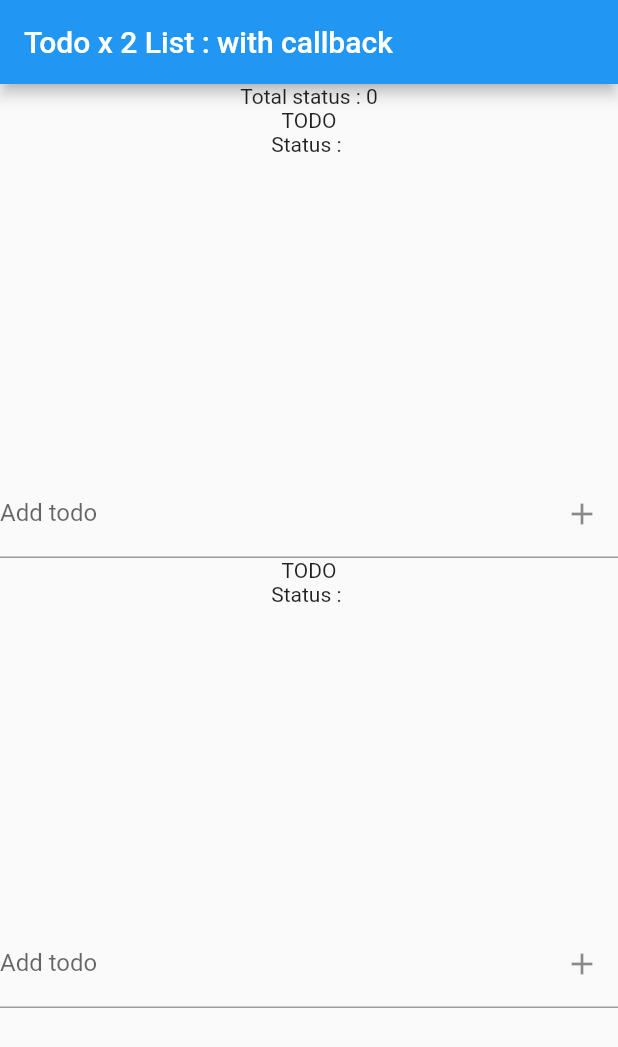
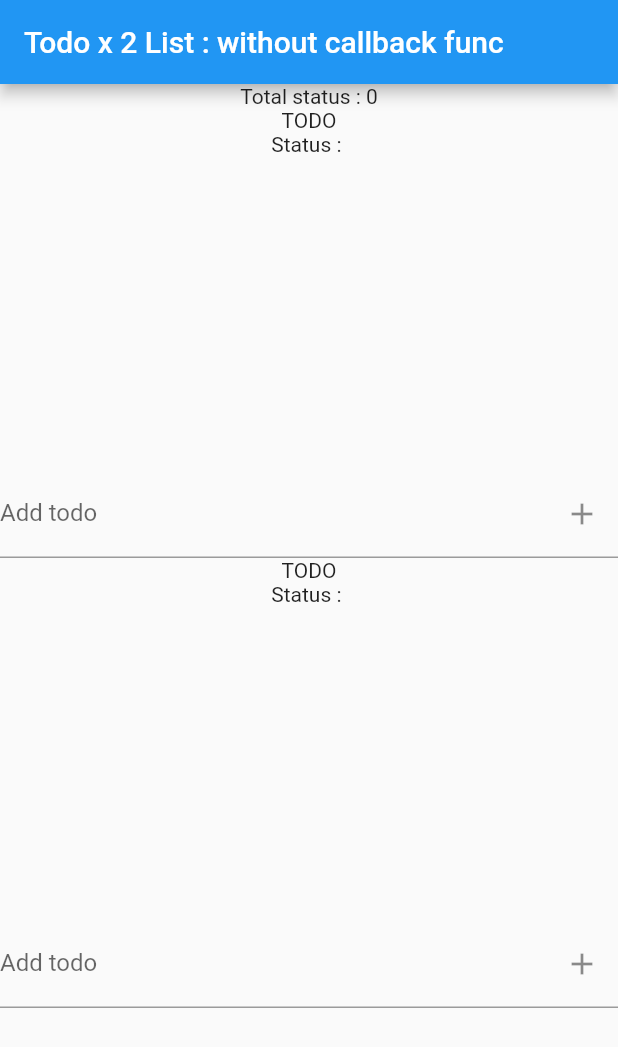
Before and after one commit to xide-projext/ex_flutter_riverpod_todo2, a Flutter app: the screen it shows after launch, on a phone screen of 412 x 824 dp. Shown: the top 1047 px of the screen. Run offline on Flutter 3.47's test engine with Material 2 defaults, Android fonts, the phone set to English and light mode, and no system bars; our stand-ins replace flutter_riverpod, riverpod_annotation; generated files the repository leaves out were written again.

Commit message:
카운터 문제 해결

```diff
--- a/lib/main.dart
+++ b/lib/main.dart
@@ -7,7 +7,7 @@ part 'main.g.dart';
 
 // 1페이지에서 1개의 클래스에서 같은 상황이라서 어렵지않게 상태를 공유 할 수 있다.
 void main() {
-  runApp(MyApp());
+  runApp(ProviderScope( child: MyApp()));
 }
 
 
@@ -25,14 +25,15 @@ class Counter extends _$Counter {
   int build() => 0;
 
   void increment() => state++;
+  void decrease() => state--;
 }
 
-class MyApp extends StatefulWidget {
+class MyApp extends ConsumerStatefulWidget {
   @override
   _MyAppState createState() => _MyAppState();
 }
 
-class _MyAppState extends State<MyApp> {
+class _MyAppState extends ConsumerState<MyApp> {
   int totalTodos = 0;
 
   void updateTotalStatus(int count) {
@@ -43,39 +44,36 @@ class _MyAppState extends State<MyApp> {
 
   @override
   Widget build(BuildContext context) {
-    return MaterialApp(
+    return
+      MaterialApp(
         title: 'Todo x 2 App',
         home: Scaffold(
-          appBar: AppBar(title: Text('Todo x 2 List : with callback')),
+          appBar: AppBar(title: Text('Todo x 2 List : without callback func')),
           body: Column(
             children: [
-              Text('Total status : $totalTodos'),
+              Text('Total status : ${ref.watch(counterProvider)}'),
               SizedBox(
                 height: 300.0,
-                child: TodoListScreen(
-                onStatusChanged: (count) => updateTotalStatus(count),
-              )),
+                child: TodoListScreen()),
               SizedBox(
                 height: 300.0,
-                child: TodoListScreen(
-                onStatusChanged: (count) => updateTotalStatus(count),
-              )),
+                child: TodoListScreen()),
             ],
           ),
         ));
-  }
+    }
 }
 
-class TodoListScreen extends StatefulWidget {
-  final Function(int) onStatusChanged;
+class TodoListScreen extends ConsumerStatefulWidget {
+  // final Function(int) onStatusChanged;
 
-  TodoListScreen({super.key, required this.onStatusChanged});
+  TodoListScreen({super.key});
 
   @override
   _TodoListScreenState createState() => _TodoListScreenState();
 }
 
-class _TodoListScreenState extends State<TodoListScreen> {
+class _TodoListScreenState extends ConsumerState<TodoListScreen> {
   List<String> todos = [];
   String todoStatus = "Status : ";
   TextEditingController controller = TextEditingController();
@@ -85,8 +83,9 @@ class _TodoListScreenState extends State<TodoListScreen> {
       todos.add(controller.text);
       controller.clear();
       todoStatus = "Status : ${todos.length}";
+      ref.read(counterProvider.notifier).increment();
     });
-    widget.onStatusChanged(todos.length);
+    // widget.onStatusChanged(todos.length);
 
   }
 
@@ -94,8 +93,9 @@ class _TodoListScreenState extends State<TodoListScreen> {
     setState(() {
       todos.removeAt(index);
       todoStatus = "Status : ${todos.length}";
+      ref.read(counterProvider.notifier).decrease();
     });
-    widget.onStatusChanged(todos.length);
+    // widget.onStatusChanged(todos.length);
   }
 
   @override
```
Also changed, not shown: lib/main.g.dart, 1 other file.
